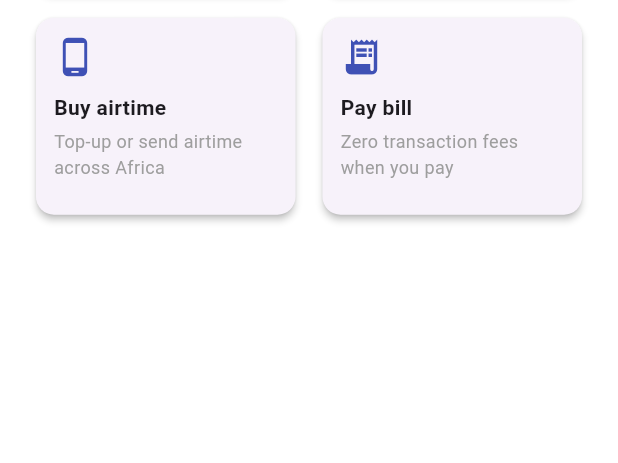
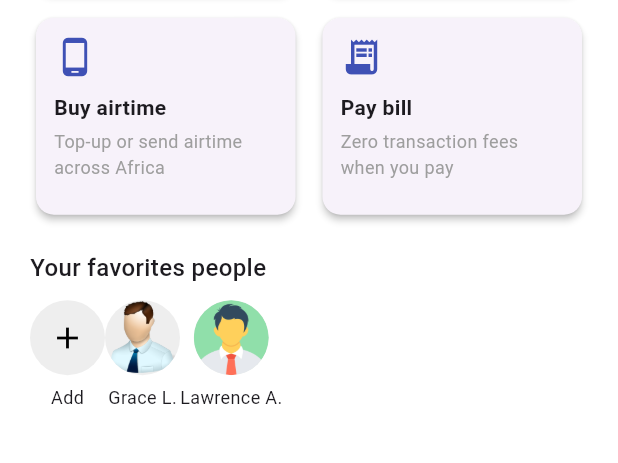
Before and after one commit to Isuru49/Flutter_Wallet_App_UI, a Flutter app: the screen it shows after launch, on a phone screen of 412 x 824 dp, the part 431-894 px from its top. Run offline on Flutter 3.47's test engine with Material 3 defaults, Android fonts, the phone set to English and light mode, and no system bars.

Commit message:
Add horizontal list of favorite users

```diff
--- a/lib/screens/home_screen.dart
+++ b/lib/screens/home_screen.dart
@@ -1,5 +1,6 @@
 import 'package:flutter/material.dart';
 import '../widgets/action_card.dart';
+import '../widgets/favorite_user_avatar.dart';
 
 class HomeScreen extends StatelessWidget {
   const HomeScreen({super.key});
@@ -73,6 +74,29 @@ class HomeScreen extends StatelessWidget {
                   ),
                 ],
               ),
+              const SizedBox(height: 20),
+              const Text(
+                'Your favorites people',
+                style: TextStyle(fontSize: 16, fontWeight: FontWeight.w500),
+              ),
+              const SizedBox(height: 10),
+              SizedBox(
+                height: 70,
+                child: ListView(
+                  scrollDirection: Axis.horizontal,
+                  children: const [
+                    FavoriteUserAvatar(label: 'Add', isAdd: true),
+                    FavoriteUserAvatar(
+                      label: 'Grace L.',
+                      imagePath: 'assets/images/user1.png',
+                    ),
+                    FavoriteUserAvatar(
+                      label: 'Lawrence A.',
+                      imagePath: 'assets/images/user2.png',
+                    ),
+                  ],
+                ),
+              ),
             ],
           ),
         ),
```
